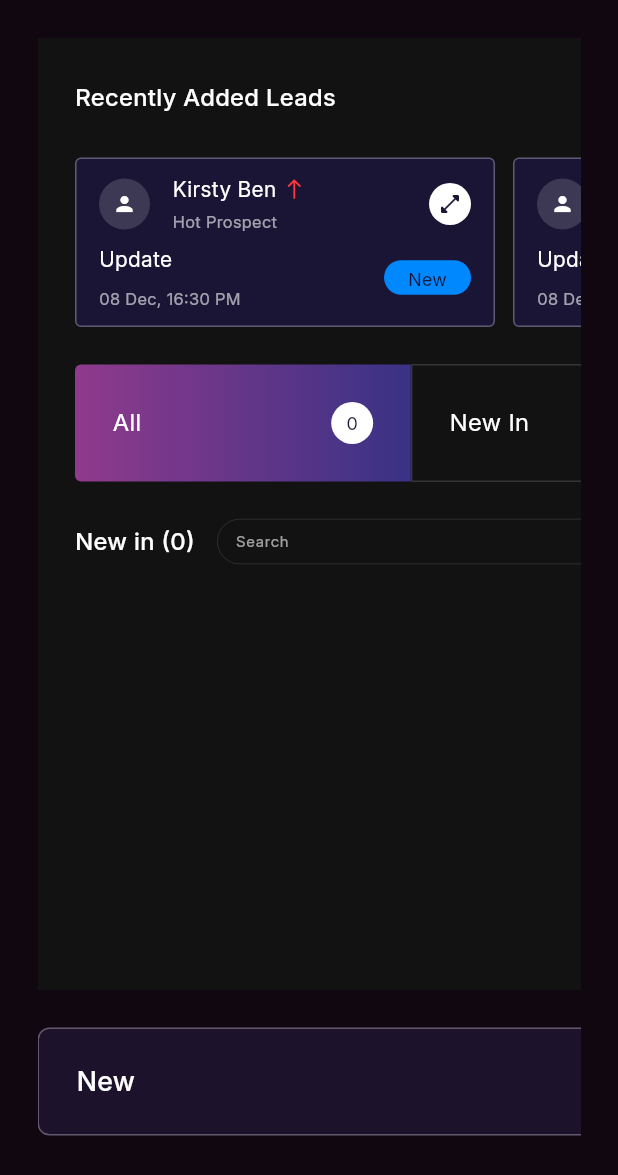
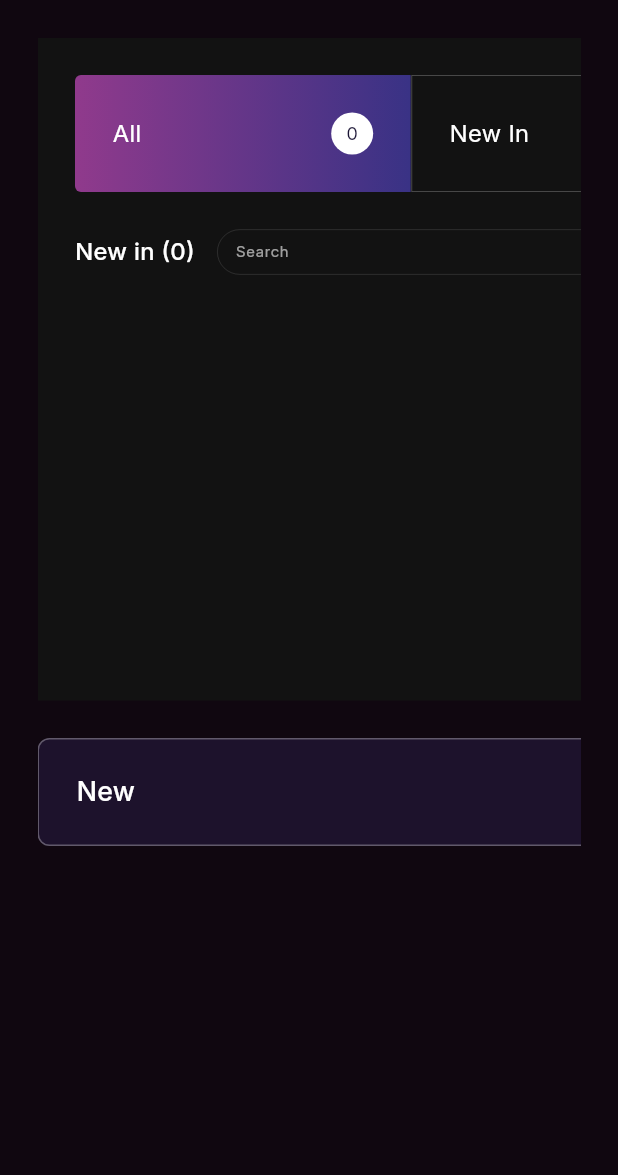
Before and after one commit to meet4128/KheruchiyaCRM, a Flutter app: the VendorListView screen opened directly, on a phone screen of 412 x 824 dp. Shown: the top 1175 px of the screen. Run offline on Flutter 3.47's test engine with Material 3 defaults, Android fonts, the phone set to English and light mode, and no system bars; our stand-ins replace bloc, country_code_picker, dartz, dio, equatable, file_picker and 9 more; missing offline and left inert: dart:html, dart:js_interop, record; accounts and stored records are empty; generated files the repository leaves out were written again; network calls fail; project files that could hold a hidden picture were left out.

Commit message:
- priority option updated vendor list header static data changed with high top 5 priority data

```diff
--- a/lib/core/constants/string_constants.dart
+++ b/lib/core/constants/string_constants.dart
@@ -250,6 +250,7 @@ class StringConstant {
   static const String classLabel = 'Class';
   static const String selectFollowUpType = 'Select follow-up type';
   static const String selectDate = 'Select date';
+  static const String selectTime = 'Select time';
 
   // ========== Air Ticket Form Validation Messages ==========
   static const String fromLocationRequired = 'From location is required';
@@ -363,6 +364,7 @@ class StringConstant {
   static const String userTypeNamePressEnter = 'Type a name and press Enter';
   static const String done = 'Done';
   static const String dueDate = 'Due Date';
+  static const String dueTime = 'Due Time';
   static const String category = 'Category';
   static const String inLoop = 'In Loop';
   static const String repeat = 'Repeat';
--- a/lib/features/presentation/air_ticket/air_ticket_form_screen.dart
+++ b/lib/features/presentation/air_ticket/air_ticket_form_screen.dart
@@ -491,6 +491,8 @@ class _ChecklistSectionWidget extends StatelessWidget {
               context.read<AirTicketBloc>().add(ChecklistUserChanged(value)),
           onDueDateChanged: (date) =>
               context.read<AirTicketBloc>().add(ChecklistDueDateChanged(date)),
+          onDueTimeChanged: (time) =>
+              context.read<AirTicketBloc>().add(ChecklistDueTimeChanged(time)),
           onPriorityChanged: (ChecklistPriority priority) => context
               .read<AirTicketBloc>()
               .add(ChecklistPriorityChanged(priority)),
--- a/lib/features/presentation/air_ticket/models/checklist_priority.dart
+++ b/lib/features/presentation/air_ticket/models/checklist_priority.dart
@@ -14,6 +14,7 @@ enum ChecklistPriority {
   /// Value sent in the `checklist[].priority` field.
   final String apiValue;
 
-  /// Due date is only selectable when priority is Low.
-  bool get allowsDueDate => this == ChecklistPriority.low;
+  /// Due date & time are selectable for every priority. When left empty the
+  /// backend applies its own default (High → +15 min, Medium → +8 hours).
+  bool get allowsDueDate => true;
 }
--- a/lib/features/presentation/hotel_booking/hotel_booking_form_screen.dart
+++ b/lib/features/presentation/hotel_booking/hotel_booking_form_screen.dart
@@ -377,6 +377,7 @@ class _ChecklistSectionWidget extends StatelessWidget {
           repeat: state.checklistRepeat,
           onUserChanged: (value) => bloc.add(ChecklistUserChanged(value)),
           onDueDateChanged: (date) => bloc.add(ChecklistDueDateChanged(date)),
+          onDueTimeChanged: (time) => bloc.add(ChecklistDueTimeChanged(time)),
           onPriorityChanged: (ChecklistPriority priority) =>
               bloc.add(ChecklistPriorityChanged(priority)),
           onCategoryChanged: (category) =>
--- a/lib/features/presentation/inquiry_management/view/vendor_list_view.dart
+++ b/lib/features/presentation/inquiry_management/view/vendor_list_view.dart
@@ -26,49 +26,8 @@ class _VendorListViewState extends State<VendorListView> {
   final TextEditingController _searchController = TextEditingController();
   final InquiryManagementBloc _bloc = sl<InquiryManagementBloc>();
 
-  final List<_LeadCardData> _leadCards = const [
-    _LeadCardData(
-      name: 'Kirsty Ben',
-      subtitle: 'Hot Prospect',
-      trend: InquiryPriorityTrend.up,
-      updateText: 'Update',
-      updateDateTime: '08 Dec, 16:30 PM',
-      chipText: 'New',
-    ),
-    _LeadCardData(
-      name: 'Joane Dales',
-      subtitle: 'Hot Prospect',
-      trend: InquiryPriorityTrend.up,
-      updateText: 'Update',
-      updateDateTime: '08 Dec, 16:30 PM',
-      chipText: 'New',
-    ),
-    _LeadCardData(
-      name: 'Mickey Wick',
-      subtitle: 'Hot Prospect',
-      trend: InquiryPriorityTrend.down,
-      updateText: 'Update',
-      updateDateTime: '08 Dec, 16:30 PM',
-      chipText: 'New',
-    ),
-    _LeadCardData(
-      name: 'Joane Dales',
-      subtitle: 'Hot Prospect',
-      trend: InquiryPriorityTrend.swap,
-      updateText: 'Update',
-      updateDateTime: '08 Dec, 16:30 PM',
-      chipText: 'New',
-    ),
-    _LeadCardData(
-      name: 'Mickey Wick',
-      subtitle: 'Hot Prospect',
-      trend: InquiryPriorityTrend.up,
-      updateText: 'Update',
-      updateDateTime: '08 Dec, 16:30 PM',
-      chipText: 'New',
-    ),
-  ];
-
+  /// Max high-priority lead cards shown in the "High Priority Leads" row.
+  static const int _kMaxLeadCards = 5;
 
   final List<_TableColumnData> _columns = const [
     _TableColumnData(key: 'expand', title: 'Expand', width: 100),
@@ -188,16 +147,20 @@ class _VendorListViewState extends State<VendorListView> {
   }
 
   Widget _buildMainBoard(InquiryManagementLoaded state) {
+    final leadCards = _highPriorityLeadCards(state);
     return Container(
       color: const Color(0xFF121212),
       padding: const EdgeInsets.all(25),
       child: Column(
         crossAxisAlignment: CrossAxisAlignment.start,
         children: [
+          // High-priority leads section — hidden entirely when none exist.
+          if (leadCards.isNotEmpty) ...[
             _buildTopHeader(),
             const SizedBox(height: _kGap),
-          _buildLeadCards(),
+            _buildLeadCards(leadCards),
             const SizedBox(height: _kGap),
+          ],
           _buildSummaryStatusRow(state),
           const SizedBox(height: _kGap),
           _buildToolbar(state),
@@ -215,7 +178,7 @@ class _VendorListViewState extends State<VendorListView> {
       children: [
         Expanded(
           child: Text(
-            'Recently Added Leads',
+            'High Priority Leads',
             style: FontConstant.interMedium(color: Colors.white, fontSize: 16),
           ),
         ),
@@ -245,15 +208,15 @@ class _VendorListViewState extends State<VendorListView> {
     );
   }
 
-  Widget _buildLeadCards() {
+  Widget _buildLeadCards(List<_LeadCardData> leadCards) {
     return SingleChildScrollView(
       scrollDirection: Axis.horizontal,
       child: Row(
-        children: List.generate(_leadCards.length, (index) {
-          final _LeadCardData card = _leadCards[index];
+        children: List.generate(leadCards.length, (index) {
+          final _LeadCardData card = leadCards[index];
           return Padding(
             padding: EdgeInsets.only(
-              right: index == _leadCards.length - 1 ? 0 : 12,
+              right: index == leadCards.length - 1 ? 0 : 12,
             ),
             child: SizedBox(width: 280, child: _LeadCard(card: card)),
           );
@@ -262,11 +225,65 @@ class _VendorListViewState extends State<VendorListView> {
     );
   }
 
+  /// High-priority leads for the top cards row: inquiries whose first non-empty
+  /// checklist priority is HIGH, newest first (by `createdAt`), capped at
+  /// [_kMaxLeadCards]. Derived from [InquiryManagementLoaded.allItems] so it is
+  /// independent of the table's search/status-chip filters.
+  List<_LeadCardData> _highPriorityLeadCards(InquiryManagementLoaded state) {
+    final highItems = state.allItems
+        .whereType<ListInquiryItem>()
+        .where(_isHighPriorityInquiry)
+        .toList();
+
+    highItems.sort((a, b) {
+      final da = _parseCreatedAt(a.createdAt);
+      final db = _parseCreatedAt(b.createdAt);
+      if (da == null && db == null) return 0;
+      if (da == null) return 1; // nulls last
+      if (db == null) return -1;
+      return db.compareTo(da); // newest first
+    });
+
+    return highItems.take(_kMaxLeadCards).map((e) {
+      final row = VendorInquiryRow.fromListInquiryItem(e);
+      return _LeadCardData(
+        name: row.name,
+        subtitle: row.bookingType,
+        trend: row.priorityTrend,
+        updateText: 'Created',
+        updateDateTime: row.generatedAt,
+        chipText: row.status,
+        row: row,
+      );
+    }).toList();
+  }
+
+  /// True when the inquiry's first non-empty checklist priority is HIGH.
+  /// Mirrors the "first non-empty priority wins" rule used by [VendorInquiryRow].
+  bool _isHighPriorityInquiry(ListInquiryItem e) {
+    for (final c in e.checklist) {
+      final p = c.priority?.trim();
+      if (p == null || p.isEmpty) continue;
+      return p.toUpperCase() == 'HIGH';
+    }
+    return false;
+  }
+
+  DateTime? _parseCreatedAt(String? raw) {
+    if (raw == null || raw.trim().isEmpty) return null;
+    try {
+      return DateTime.parse(raw);
+    } catch (_) {
+      return null;
+    }
+  }
+
   List<_SummaryChipData> _buildSummaryItems(InquiryManagementLoaded state) {
     final allItems = state.allItems.whereType<ListInquiryItem>().toList();
 
-    int countByStatus(String status) =>
-        allItems.where((e) => (e.status ?? '').toLowerCase() == status.toLowerCase()).length;
+    int countByStatus(String status) => allItems
+        .where((e) => (e.status ?? '').toLowerCase() == status.toLowerCase())
+        .length;
 
     return [
       _SummaryChipData(
@@ -695,10 +712,7 @@ class _VendorListViewState extends State<VendorListView> {
       case 'booking':
         return _cellText(row.bookingType);
       case 'priority':
-        return _PrioritySlaCell(
-          row: row,
-          now: slaClock ?? DateTime.now(),
-        );
+        return _PrioritySlaCell(row: row, now: slaClock ?? DateTime.now());
       case 'assigned':
         return Padding(
           padding: const EdgeInsets.symmetric(horizontal: 12),
@@ -868,7 +882,6 @@ class _VendorListViewState extends State<VendorListView> {
       const Color(0xFF26193E),
     );
   }
-
 }
 
 /// One [Timer] for all SLA rows — avoids N timers when the table has many entries.
@@ -886,7 +899,8 @@ class _VendorTableRowsWithSlaTicker extends StatefulWidget {
       _VendorTableRowsWithSlaTickerState();
 }
 
-class _VendorTableRowsWithSlaTickerState extends State<_VendorTableRowsWithSlaTicker> {
+class _VendorTableRowsWithSlaTickerState
+    extends State<_VendorTableRowsWithSlaTicker> {
   Timer? _timer;
 
   @override
@@ -965,9 +979,18 @@ class _LeadCard extends StatelessWidget {
 
   final _LeadCardData card;
 
+  void _openDetail(BuildContext context) {
+    final row = card.row;
+    if (row == null) return;
+    context.push(PathConstant.inquiryManagementDetail, extra: row);
+  }
+
   @override
   Widget build(BuildContext context) {
-    return Container(
+    return InkWell(
+      onTap: card.row != null ? () => _openDetail(context) : null,
+      borderRadius: BorderRadius.circular(4),
+      child: Container(
         height: 113,
         padding: const EdgeInsets.symmetric(horizontal: 15, vertical: 10),
         decoration: BoxDecoration(
@@ -1087,6 +1110,7 @@ class _LeadCard extends StatelessWidget {
               ],
             ),
           ],
+        ),
       ),
     );
   }
@@ -1247,6 +1271,7 @@ class _LeadCardData {
     required this.updateText,
     required this.updateDateTime,
     required this.chipText,
+    this.row,
   });
 
   final String name;
@@ -1255,6 +1280,9 @@ class _LeadCardData {
   final String updateText;
   final String updateDateTime;
   final String chipText;
+
+  /// Source row for navigation to inquiry detail on tap.
+  final VendorInquiryRow? row;
 }
 
 class _SummaryChipData {
```
Also changed, not shown: lib/features/presentation/air_ticket/bloc/air_ticket_bloc.dart (+36 -2 lines), lib/features/presentation/air_ticket/bloc/air_ticket_event.dart (+12 -0 lines), lib/features/presentation/air_ticket/widgets/checklist_section.dart (+20 -0 lines), lib/features/presentation/hotel_booking/bloc/hotel_booking_bloc.dart (+33 -1 lines), lib/features/presentation/hotel_booking/bloc/hotel_booking_event.dart (+12 -0 lines). Lines whose indentation alone changed are shown as unchanged.
